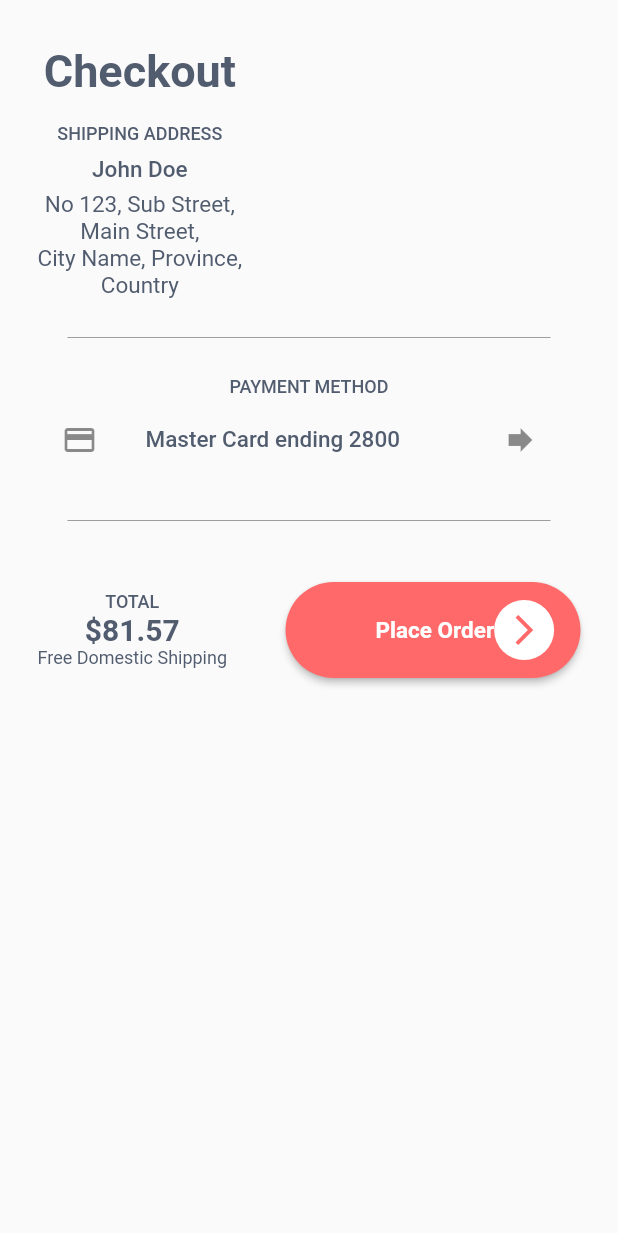
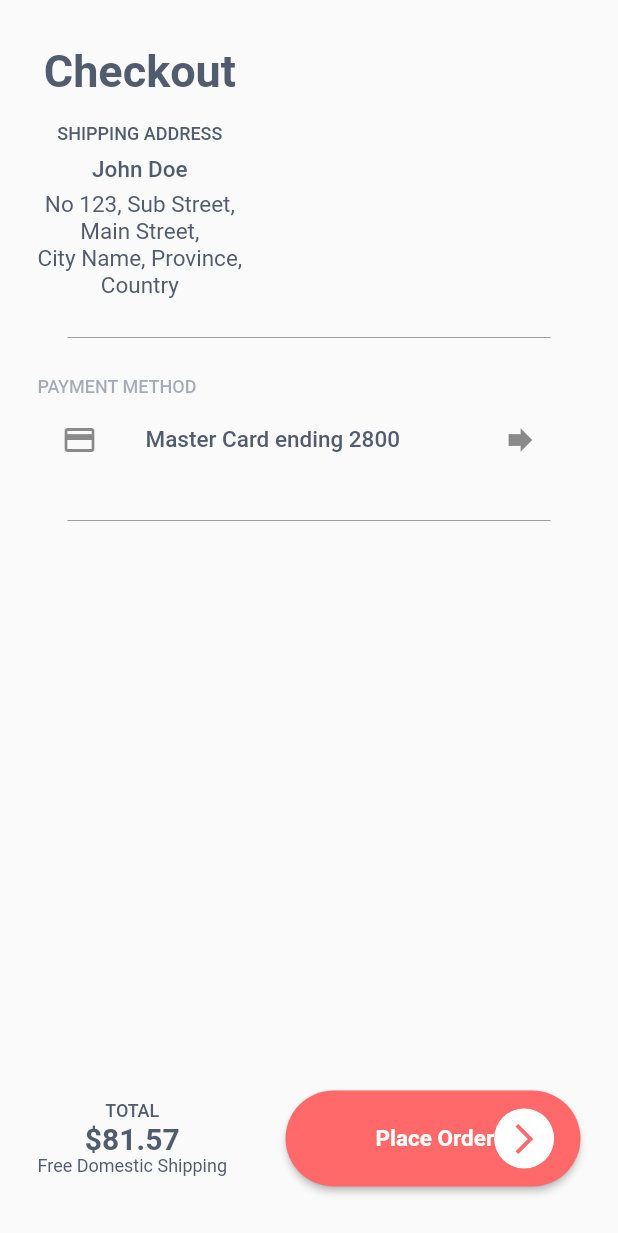
Before and after one commit to swilam202/shopify, a Flutter app: the screen it shows after launch, on a phone screen of 412 x 824 dp. Shown: the top 1233 px of the screen. Run offline on Flutter 3.47's test engine with Material 2 defaults, Android fonts, the phone set to English and light mode, and no system bars; our stand-ins replace carousel_slider, flutter_bloc.

Commit message:
more work on checkout page

```diff
--- a/lib/features/cart feature/presentation/pages/checkout page.dart
+++ b/lib/features/cart feature/presentation/pages/checkout page.dart
@@ -27,8 +27,9 @@ class CheckoutPage extends StatelessWidget {
               CheckoutPaymentSection(),
               SizedBox(height: 18),
               CustomDivider(),
+              Spacer(),
+              CartBottomSection(buttonText: 'Place Order'),
               SizedBox(height: 18),
-              CartBottomSection(buttonText: 'Place Order'),
             ],
           ),
         ),
--- a/lib/features/cart feature/presentation/widgets/checkout payment section.dart
+++ b/lib/features/cart feature/presentation/widgets/checkout payment section.dart
@@ -8,12 +8,20 @@ class CheckoutPaymentSection extends StatelessWidget {
   @override
   Widget build(BuildContext context) {
     return Column(
+      crossAxisAlignment: CrossAxisAlignment.start,
       children: [
-        const Text('PAYMENT METHOD', style: TextStyles.style12Medium),
+        Text(
+          'PAYMENT METHOD',
+          style: TextStyles.style12Medium.copyWith(
+            color: const Color(0xff515C6F).withOpacity(0.5),
+          ),
+        ),
         ListTile(
           leading: const Icon(Icons.credit_card),
-          title: const Text('Master Card ending 2800',
-              style: TextStyles.style15Medium),
+          title: const Text(
+            'Master Card ending 2800',
+            style: TextStyles.style15Medium,
+          ),
           trailing: IconButton(
             onPressed: () {},
             icon: const Icon(Icons.forward),
```
